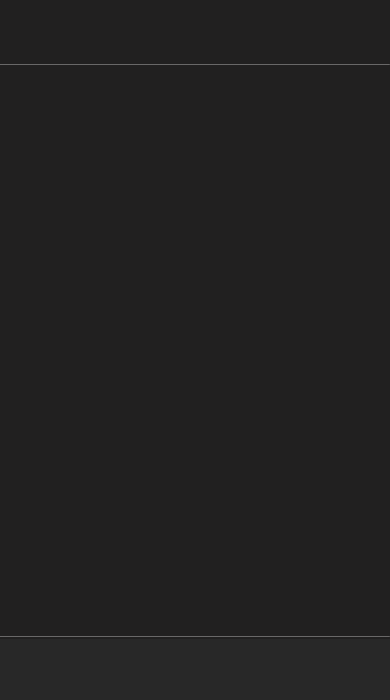
First picture: the form in mainwindow.ui, repository clipesss/YouTubePhoneProject, before the edit.
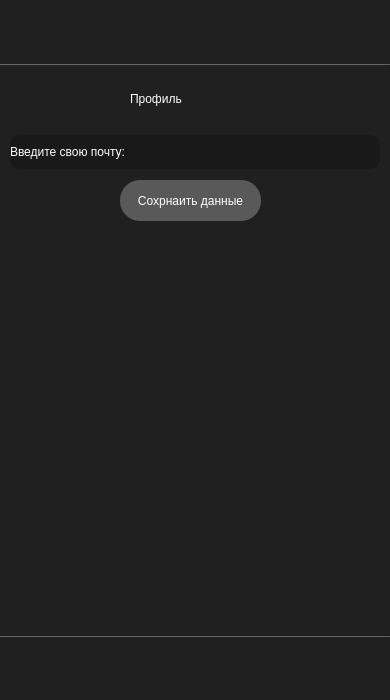
Second picture: the form after the edit. The open tabs and pages were chosen to show the change. Icons and pictures are not drawn.

The edit to the form file:
```diff
--- a/mainwindow.ui
+++ b/mainwindow.ui
@@ -152,6 +152,139 @@
       </widget>
      </widget>
     </widget>
+    <widget class="QWidget" name="page_3">
+     <property name="styleSheet">
+      <string notr="true">QWidget#page_3
+{
+background-color: rgb(33, 32, 32);
+}</string>
+     </property>
+     <widget class="Line" name="line_4">
+      <property name="geometry">
+       <rect>
+        <x>0</x>
+        <y>636</y>
+        <width>390</width>
+        <height>1</height>
+       </rect>
+      </property>
+      <property name="styleSheet">
+       <string notr="true">background-color: rgb(91, 90, 90);
+</string>
+      </property>
+      <property name="orientation">
+       <enum>Qt::Orientation::Horizontal</enum>
+      </property>
+     </widget>
+     <widget class="Line" name="line_5">
+      <property name="geometry">
+       <rect>
+        <x>0</x>
+        <y>64</y>
+        <width>390</width>
+        <height>1</height>
+       </rect>
+      </property>
+      <property name="styleSheet">
+       <string notr="true">background-color: rgb(91, 90, 90);
+</string>
+      </property>
+      <property name="orientation">
+       <enum>Qt::Orientation::Horizontal</enum>
+      </property>
+     </widget>
+     <widget class="QLabel" name="label_2">
+      <property name="geometry">
+       <rect>
+        <x>130</x>
+        <y>78</y>
+        <width>131</width>
+        <height>41</height>
+       </rect>
+      </property>
+      <property name="styleSheet">
+       <string notr="true">QLabel
+{
+	font: 700 20pt &quot;Segoe UI&quot;;
+color: white;
+}
+</string>
+      </property>
+      <property name="text">
+       <string>Профиль</string>
+      </property>
+     </widget>
+     <widget class="QLabel" name="label_4">
+      <property name="geometry">
+       <rect>
+        <x>10</x>
+        <y>135</y>
+        <width>370</width>
+        <height>34</height>
+       </rect>
+      </property>
+      <property name="styleSheet">
+       <string notr="true">QLabel
+{
+font: 700 10pt &quot;Segoe UI&quot;;
+color: white;
+background-color: rgb(25, 25, 25);
+border-radius: 10px;
+}</string>
+      </property>
+      <property name="text">
+       <string>Введите свою почту: </string>
+      </property>
+      <property name="margin">
+       <number>10</number>
+      </property>
+     </widget>
+     <widget class="QLineEdit" name="lineEdit">
+      <property name="geometry">
+       <rect>
+        <x>160</x>
+        <y>140</y>
+        <width>211</width>
+        <height>24</height>
+       </rect>
+      </property>
+      <property name="styleSheet">
+       <string notr="true">QLineEdit
+{
+font: 700 10pt &quot;Segoe UI&quot;;
+color: white;
+background: rgba(255,255,255,0);
+}
+</string>
+      </property>
+      <property name="frame">
+       <bool>false</bool>
+      </property>
+     </widget>
+     <widget class="QPushButton" name="pushButton">
+      <property name="geometry">
+       <rect>
+        <x>120</x>
+        <y>180</y>
+        <width>141</width>
+        <height>41</height>
+       </rect>
+      </property>
+      <property name="styleSheet">
+       <string notr="true">QPushButton
+{
+font: 700 10pt &quot;Segoe UI&quot;;
+color: white;
+border-radius: 20px;
+background-color: rgb(89, 89, 89);
+}
+</string>
+      </property>
+      <property name="text">
+       <string>Сохрнаить данные</string>
+      </property>
+     </widget>
+    </widget>
     <widget class="QWidget" name="page_2">
      <property name="styleSheet">
       <string notr="true">QWidget#page_2
@@ -348,27 +481,8 @@
    <widget class="QPushButton" name="buttonHome">
     <property name="geometry">
      <rect>
-      <x>10</x>
-      <y>637</y>
-      <width>80</width>
-      <height>61</height>
-     </rect>
-    </property>
-    <property name="styleSheet">
-     <string notr="true">QPushButton
-{
-border-radius:20px;
-}</string>
-    </property>
-    <property name="text">
-     <string/>
-    </property>
-   </widget>
-   <widget class="QPushButton" name="buttonShorts">
-    <property name="geometry">
-     <rect>
-      <x>110</x>
-      <y>637</y>
+      <x>30</x>
+      <y>640</y>
       <width>80</width>
       <height>61</height>
      </rect>
@@ -386,9 +500,9 @@
    <widget class="QPushButton" name="buttonSettings">
     <property name="geometry">
      <rect>
-      <x>210</x>
-      <y>637</y>
-      <width>80</width>
+      <x>279</x>
+      <y>640</y>
+      <width>91</width>
       <height>61</height>
      </rect>
     </property>
@@ -405,8 +519,8 @@
    <widget class="QPushButton" name="buttonProfile">
     <property name="geometry">
      <rect>
-      <x>310</x>
-      <y>637</y>
+      <x>150</x>
+      <y>640</y>
       <width>80</width>
       <height>61</height>
      </rect>
```
Left out of the diff: 25 changed lines with no effect on the pictures.
